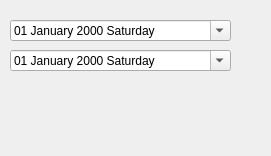
The window that TEMPLATE/xyz_batch.ui (adakteknoloji/FRAMEWORK) describes before a commit, drawn with Qt 5.
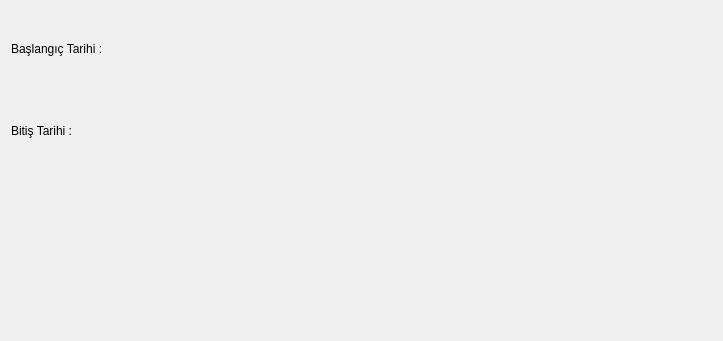
The same window after the commit. Custom widgets are drawn as their Qt base class.

Commit message: batch template düzeltildi

```diff
--- a/TEMPLATE/xyz_batch.ui
+++ b/TEMPLATE/xyz_batch.ui
@@ -6,8 +6,8 @@
    <rect>
     <x>0</x>
     <y>0</y>
-    <width>271</width>
-    <height>156</height>
+    <width>723</width>
+    <height>341</height>
    </rect>
   </property>
   <property name="sizePolicy">
@@ -19,61 +19,97 @@
   <property name="windowTitle">
    <string>Dialog</string>
   </property>
-  <widget class="QDateEdit" name="dateedit_bas_tarihi">
-   <property name="geometry">
-    <rect>
-     <x>10</x>
-     <y>20</y>
-     <width>221</width>
-     <height>21</height>
-    </rect>
-   </property>
-   <property name="sizePolicy">
-    <sizepolicy hsizetype="Fixed" vsizetype="Fixed">
-     <horstretch>0</horstretch>
-     <verstretch>0</verstretch>
-    </sizepolicy>
-   </property>
-   <property name="displayFormat">
-    <string>dd MMMM yyyy dddd</string>
-   </property>
-   <property name="calendarPopup">
-    <bool>true</bool>
-   </property>
-  </widget>
-  <widget class="QDateEdit" name="dateedit_bts_tarihi">
-   <property name="geometry">
-    <rect>
-     <x>10</x>
-     <y>50</y>
-     <width>221</width>
-     <height>21</height>
-    </rect>
-   </property>
-   <property name="sizePolicy">
-    <sizepolicy hsizetype="Fixed" vsizetype="Fixed">
-     <horstretch>0</horstretch>
-     <verstretch>0</verstretch>
-    </sizepolicy>
-   </property>
-   <property name="displayFormat">
-    <string>dd MMMM yyyy dddd</string>
-   </property>
-   <property name="calendarPopup">
-    <bool>true</bool>
-   </property>
-  </widget>
-  <widget class="QWidget" name="widget_batch_buttons" native="true">
-   <property name="geometry">
-    <rect>
-     <x>40</x>
-     <y>90</y>
-     <width>151</width>
-     <height>51</height>
-    </rect>
-   </property>
-  </widget>
+  <layout class="QGridLayout" name="gridLayout_2">
+   <item row="0" column="0">
+    <layout class="QGridLayout" name="gridLayout">
+     <item row="0" column="0">
+      <widget class="QLabel" name="label">
+       <property name="text">
+        <string>Başlangıç Tarihi :</string>
+       </property>
+      </widget>
+     </item>
+     <item row="0" column="1">
+      <widget class="QAdakDate" name="adakDate_baslangic_tarihi">
+       <property name="whatsThis">
+        <string>Tarih Widgeti</string>
+       </property>
+       <property name="QAdakDate" stdset="0">
+        <rect>
+         <x>0</x>
+         <y>0</y>
+         <width>100</width>
+         <height>100</height>
+        </rect>
+       </property>
+      </widget>
+     </item>
+     <item row="1" column="0">
+      <widget class="QLabel" name="label_2">
+       <property name="text">
+        <string>Bitiş Tarihi :</string>
+       </property>
+      </widget>
+     </item>
+     <item row="1" column="1">
+      <widget class="QAdakDate" name="adakDate_bitis_tarihi">
+       <property name="whatsThis">
+        <string>Tarih Widgeti</string>
+       </property>
+       <property name="QAdakDate" stdset="0">
+        <rect>
+         <x>0</x>
+         <y>0</y>
+         <width>100</width>
+         <height>100</height>
+        </rect>
+       </property>
+      </widget>
+     </item>
+    </layout>
+   </item>
+   <item row="1" column="0">
+    <layout class="QHBoxLayout" name="horizontalLayout" stretch="1,3">
+     <item>
+      <spacer name="horizontalSpacer">
+       <property name="minimumSize">
+        <size>
+         <width>128</width>
+         <height>64</height>
+        </size>
+       </property>
+       <property name="orientation">
+        <enum>Qt::Horizontal</enum>
+       </property>
+       <property name="sizeHint" stdset="0">
+        <size>
+         <width>125</width>
+         <height>61</height>
+        </size>
+       </property>
+      </spacer>
+     </item>
+     <item>
+      <widget class="QWidget" name="widget_batch_buttons" native="true">
+       <property name="minimumSize">
+        <size>
+         <width>128</width>
+         <height>64</height>
+        </size>
+       </property>
+      </widget>
+     </item>
+    </layout>
+   </item>
+  </layout>
  </widget>
+ <customwidgets>
+  <customwidget>
+   <class>QAdakDate</class>
+   <extends>QWidget</extends>
+   <header>QAdakDate.h</header>
+  </customwidget>
+ </customwidgets>
  <resources/>
  <connections/>
 </ui>
```
